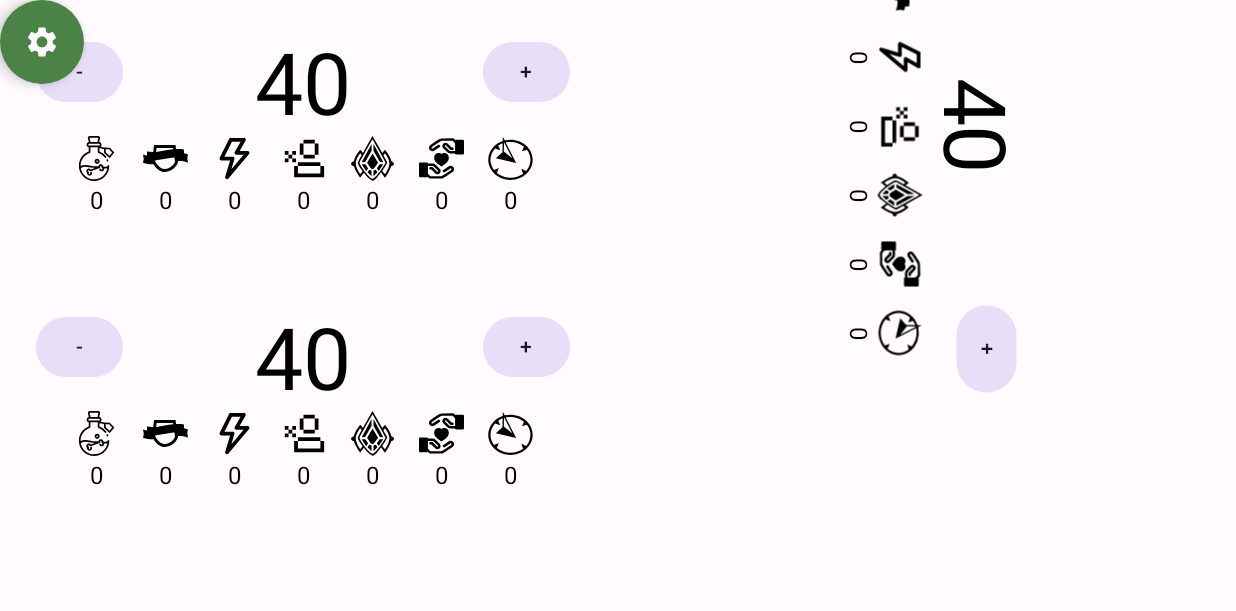
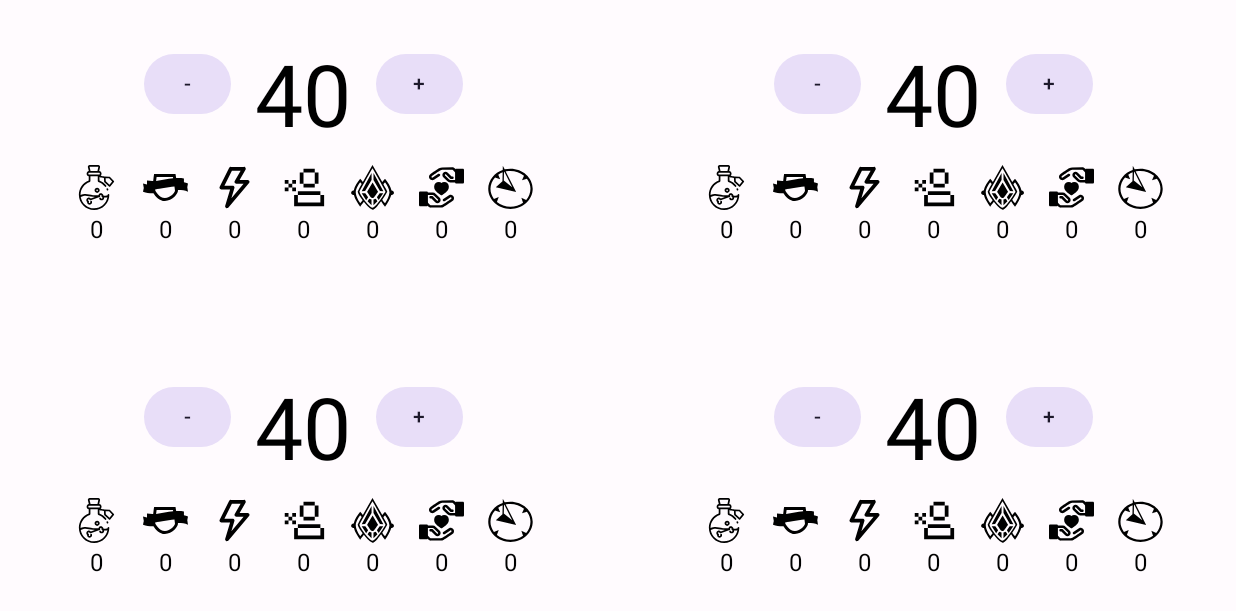
Before and after one commit to AAAranda3/Magic-LifeCounter, an Android app built with Jetpack Compose: the screen it shows after launch (MainActivity), on a phone screen of 824 x 412 dp (held sideways). Shown: the top 611 px of the screen. Run offline under Robolectric (Android 15) with nearby library versions, the phone set to English and light mode, and no system bars.

Commit message:
Fixed rotation of players 3 and 5. Enabled 6 players, refactored code to rehuse playerComposable

```diff
--- a/app/src/main/java/com/example/lifecounting/MainActivity.kt
+++ b/app/src/main/java/com/example/lifecounting/MainActivity.kt
@@ -10,14 +10,16 @@ import androidx.compose.foundation.layout.*
 import androidx.compose.foundation.layout.Arrangement
 import androidx.compose.foundation.lazy.grid.GridCells
 import androidx.compose.foundation.lazy.grid.LazyVerticalGrid
-import androidx.compose.foundation.lazy.grid.items
+import androidx.compose.foundation.lazy.grid.itemsIndexed
 import androidx.compose.material3.*
 import androidx.compose.runtime.*
 import androidx.compose.runtime.getValue
 import androidx.compose.runtime.setValue
 import androidx.compose.ui.Alignment
 import androidx.compose.ui.Modifier
-import androidx.compose.ui.draw.rotate
+import androidx.compose.ui.graphics.TransformOrigin
+import androidx.compose.ui.graphics.graphicsLayer
+import androidx.compose.ui.unit.Dp
 import androidx.compose.ui.unit.dp
 import com.example.lifecounting.composables.CircularSettingsButton
 import com.example.lifecounting.composables.Layout
@@ -46,11 +48,11 @@ class MainActivity : ComponentActivity() {
 @SuppressLint("UnusedBoxWithConstraintsScope")
 @Composable
 fun CommanderLifeCounterApp(modifier: Modifier = Modifier) {
-    var numberOfPlayers by remember { mutableStateOf(3) } // Change based on the number of players
-    var startingLife by remember { mutableStateOf(PlayerState().life) }
+    var numberOfPlayers by remember { mutableIntStateOf(4) }
+    var startingLife by remember { mutableIntStateOf(PlayerState().life) }
     var currentLayout by remember { mutableStateOf(Layout.GRID) }
 
-    // List of player states with MutableState for each player
+
     val playerStates = remember {
         List(numberOfPlayers) {
             mutableStateOf(PlayerState())
@@ -59,53 +61,180 @@ fun CommanderLifeCounterApp(modifier: Modifier = Modifier) {
 
     var showSettings by remember { mutableStateOf(false) }
 
-    // Use BoxWithConstraints to get the screen size
     BoxWithConstraints(modifier = modifier.fillMaxSize()) {
-        // Access screen size
+
         val screenWidth = maxWidth
         val screenHeight = maxHeight
 
-        // Logic to determine the number of columns depending on the number of players
+
         val columns = when (numberOfPlayers) {
-            in 2..4 -> 2 // If there are 2, 3, or 4 players, use 2 columns
-            else -> 3    // More than 4 players, use 3 columns
+            in 2..4 -> 2
+            else -> 3
         }
 
-        // Adjust grid orientation when there are exactly 5 players
-        val fivePlayers = numberOfPlayers == 5
-        val threePlayers = numberOfPlayers == 3
+        val cellWidth = screenWidth / columns
+        val cellHeight = screenHeight / 2
 
-        val cellWidth = screenWidth / columns
+        if (numberOfPlayers == 2) {
+            Row(modifier = Modifier.fillMaxWidth()) {
+                Box(
+                    modifier = Modifier
+                        .weight(1f)
+                        .fillMaxHeight()
+                        .fillMaxWidth()
+                        .graphicsLayer(
+                            rotationZ = 90f,
+                            transformOrigin = TransformOrigin.Center
+                        )
+                ) {
+
+                    PlayerItem(
+                        playerState = playerStates[0],
+                        cellWidth = cellWidth,
+                        cellHeight = screenHeight
+                    )
+                }
+
+                Box(
+                    modifier = Modifier
+                        .weight(1f)
+                        .fillMaxHeight()
+                        .fillMaxWidth()
+                        .graphicsLayer(
+                            rotationZ = -90f,
+                            transformOrigin = TransformOrigin.Center
+                        )
+                ) {
+                    PlayerItem(
+                        playerState = playerStates[1],
+                        cellWidth = cellWidth,
+                        cellHeight = screenHeight
+                    )
+                }
+            }
+        } else if (numberOfPlayers == 3) {
+            Row(modifier = Modifier.fillMaxWidth()) {
+                Column(modifier = Modifier.weight(1f)) {
+
+                    PlayerItem(
+                        playerState = playerStates[0],
+                        cellWidth = cellWidth,
+                        cellHeight = cellHeight
+                    )
+                    PlayerItem(
+                        playerState = playerStates[2],
+                        cellWidth = cellWidth,
+                        cellHeight = cellHeight
+                    )
+                }
+
+                Box(
+                    modifier = Modifier
+                        .weight(1f)
+                        .fillMaxHeight()
+                        .fillMaxWidth()
+                        .graphicsLayer(
+                            rotationZ = -90f,
+                            transformOrigin = TransformOrigin.Center
+                        )
+                ) {
+                    PlayerItem(
+                        playerState = playerStates[1],
+                        cellWidth = cellWidth,
+                        cellHeight = cellHeight,
+                        modifier = Modifier.align(Alignment.Center)
+                    )
+                }
+            }
+        } else if (numberOfPlayers == 5) {
+            Row(modifier = Modifier.fillMaxWidth()) {
+                Column(modifier = Modifier.weight(1f)) {
+                    PlayerItem(
+                        playerState = playerStates[0],
+                        cellWidth = cellWidth,
+                        cellHeight = cellHeight
+                    )
+                    PlayerItem(
+                        playerState = playerStates[3],
+                        cellWidth = cellWidth,
+                        cellHeight = cellHeight
+                    )
+                }
+
+                Column(modifier = Modifier.weight(1f)) {
+                    PlayerItem(
+                        playerState = playerStates[1],
+                        cellWidth = cellWidth,
+                        cellHeight = cellHeight
+                    )
+                    PlayerItem(
+                        playerState = playerStates[4],
+                        cellWidth = cellWidth,
+                        cellHeight = cellHeight
+                    )
+                }
+
+                Box(
+                    modifier = Modifier
+                        .weight(1f)
+                        .fillMaxHeight()
+                        .fillMaxWidth()
+                        .graphicsLayer(
+                            rotationZ = -90f,
+                            transformOrigin = TransformOrigin.Center
+                        )
+                        .offset(y = 60.dp)
+                ) {
+                    PlayerItem(
+                        playerState = playerStates[2],
+                        cellWidth = cellWidth,
+                        cellHeight = screenHeight / 1.5f
+                    )
+                }
 
 
-        // Use LazyVerticalGrid for other numbers of players
+            }
+        } else {
+            // Layout for 4 o 6 players, using LazyVerticalGrid
             LazyVerticalGrid(
-            columns = GridCells.Fixed(columns), // Fixed number of columns
+                columns = GridCells.Fixed(columns),
                 modifier = Modifier.fillMaxSize(),
-            verticalArrangement = Arrangement.spacedBy(16.dp), // Vertical spacing
-            horizontalArrangement = Arrangement.spacedBy(16.dp) // Horizontal spacing
+                verticalArrangement = Arrangement.spacedBy(16.dp),
+                horizontalArrangement = Arrangement.spacedBy(16.dp)
             ) {
-            // Extract the value from each MutableState<PlayerState> and use it
-            items(playerStates) { playerState ->
+                itemsIndexed(playerStates) { index, playerState ->
                     Box(
                         modifier = Modifier
-                        .then(
-                            if (threePlayers && playerStates.indexOf(playerState) == 1 || fivePlayers && playerStates.indexOf(
-                                    playerState
-                                ) == 2
+                            .size(cellWidth, cellHeight)
+                            .align(Alignment.Center)
+                            .padding(8.dp)
                     ) {
-                                Modifier
-                                    .rotate(90f)
-                            } else {
-                                Modifier
+                        PlayerItem(
+                            playerState = playerStates[index],
+                            cellWidth = cellWidth,
+                            cellHeight = cellHeight
+                        )
                     }
-                                .align(Alignment.Center)
-                        )
-                        .width(cellWidth) // Adjust width of each cell
-                        .padding(8.dp) // Padding around each cell
+                }
+            }
+        }
+    }
+}
+
+@Composable
+fun PlayerItem(
+    playerState: MutableState<PlayerState>,
+    cellWidth: Dp,
+    cellHeight: Dp,
+    modifier: Modifier = Modifier
+) {
+    Box(
+        modifier = modifier
+            .size(cellWidth, cellHeight)
+            .padding(8.dp)
     ) {
         PlayerSection(
-                        state = playerState.value,  // Access the value of MutableState
+            player = playerState.value,
             onLifeChange = { change ->
                 playerState.value = playerState.value.copy(
                     life = (playerState.value.life + change).coerceAtLeast(0)
@@ -113,36 +242,10 @@ fun CommanderLifeCounterApp(modifier: Modifier = Modifier) {
             },
             onCounterChange = { change ->
                 playerState.value = playerState.value.copy(
-                                poisonCounters = (playerState.value.poisonCounters + change).coerceAtLeast(
-                                    0
-                                )
+                    poisonCounters = (playerState.value.poisonCounters + change).coerceAtLeast(0)
                 )
             },
-                        modifier = Modifier.fillMaxSize() // Ensure player section fills the cell
-                    )
-                }
-            }
-        }
-
-    }
-
-// Floating Settings Button
-    CircularSettingsButton(onClick = { showSettings = !showSettings })
-
-// Show Settings Screen
-    if (showSettings) {
-        PlayerSettingsScreen(
-            initialNumberOfPlayers = numberOfPlayers,
-            initialStartingLife = startingLife,
-            onNumberOfPlayersChange = { newNumberOfPlayers ->
-                numberOfPlayers = newNumberOfPlayers
-            },
-            onStartingLifeChange = { newStartingLife ->
-                startingLife = newStartingLife
-            },
-            onLayoutChange = { newLayout ->
-                currentLayout = newLayout
-            }
+            modifier = Modifier.fillMaxSize()
         )
     }
 }
--- a/app/src/main/java/com/example/lifecounting/composables/PlayerComposable.kt
+++ b/app/src/main/java/com/example/lifecounting/composables/PlayerComposable.kt
@@ -3,7 +3,6 @@ package com.example.lifecounting.composables
 import androidx.compose.foundation.layout.Arrangement
 import androidx.compose.foundation.layout.Column
 import androidx.compose.foundation.layout.Row
-import androidx.compose.foundation.layout.Spacer
 import androidx.compose.foundation.layout.fillMaxSize
 import androidx.compose.foundation.layout.fillMaxWidth
 import androidx.compose.foundation.layout.padding
@@ -30,34 +29,32 @@ import com.example.lifecounting.R
 
 @Composable
 fun PlayerSection(
-    state: PlayerState,
+    player: PlayerState,
     onLifeChange: (Int) -> Unit,
     onCounterChange: (Int) -> Unit,
     modifier: Modifier = Modifier
 ) {
     Column(
+        verticalArrangement = Arrangement.Center,
+        horizontalAlignment = Alignment.CenterHorizontally,
         modifier = modifier
             .fillMaxSize()
             .padding(16.dp)
     ) {
-        // Life section at the top
+
         Row(
-            modifier = Modifier
-                .fillMaxWidth(),
-            horizontalArrangement = Arrangement.SpaceBetween
+            horizontalArrangement = Arrangement.spacedBy(16.dp) // Add spacing between items
         ) {
-            // Decrease life button on the left
-            FilledTonalButton(
-                onClick = { onLifeChange(-1) }) { Text("-") }
+            // Decrease life button
+            FilledTonalButton(onClick = { onLifeChange(-1) }) { Text("-") }
 
-            // Display life in a large font
+            // Display life
             Text(
-                text = "${state.life}",
-                style = MaterialTheme.typography.displayLarge,
-                modifier = Modifier.align(Alignment.CenterVertically)
+                text = "${player.life}",
+                style = MaterialTheme.typography.displayLarge
             )
 
-            // Increase life button on the right
+            // Increase life button
             FilledTonalButton(onClick = { onLifeChange(1) }) { Text("+") }
         }
 
@@ -71,55 +68,54 @@ fun PlayerSection(
             FloatingIconCounter(
                 icon = painterResource(id = R.drawable.poisoncounter),
                 contentDescription = "Poison counters",
-                counterValue = state.poisonCounters,
+                counterValue = player.poisonCounters,
                 onCounterChange = onCounterChange
             )
 
             FloatingIconCounter(
                 icon = painterResource(id = R.drawable.commandercounter),
                 contentDescription = "Commander Damage counters",
-                counterValue = state.commanderDamage,
+                counterValue = player.commanderDamage,
                 onCounterChange = onCounterChange
             )
 
             FloatingIconCounter(
                 icon = painterResource(id = R.drawable.energycounter),
                 contentDescription = "Energy counters",
-                counterValue = state.energy,
+                counterValue = player.energy,
                 onCounterChange = onCounterChange
             )
 
             FloatingIconCounter(
                 icon = painterResource(id = R.drawable.experiencecounter),
                 contentDescription = "Experience counters",
-                counterValue = state.poisonCounters,
+                counterValue = player.poisonCounters,
                 onCounterChange = onCounterChange
             )
 
             FloatingIconCounter(
                 icon = painterResource(id = R.drawable.chargecounter),
                 contentDescription = "Charge counters",
-                counterValue = state.poisonCounters,
+                counterValue = player.poisonCounters,
                 onCounterChange = onCounterChange
             )
 
             FloatingIconCounter(
                 icon = painterResource(id = R.drawable.loyaltycounter),
                 contentDescription = "Loyalty counters",
-                counterValue = state.poisonCounters,
+                counterValue = player.poisonCounters,
                 onCounterChange = onCounterChange
             )
 
             FloatingIconCounter(
                 icon = painterResource(id = R.drawable.timecounter),
                 contentDescription = "Time counters",
-                counterValue = state.poisonCounters,
+                counterValue = player.poisonCounters,
                 onCounterChange = onCounterChange
             )
         }
     }
 }
-
 
 
 @Composable
```
Lines whose indentation alone changed are shown as unchanged.
